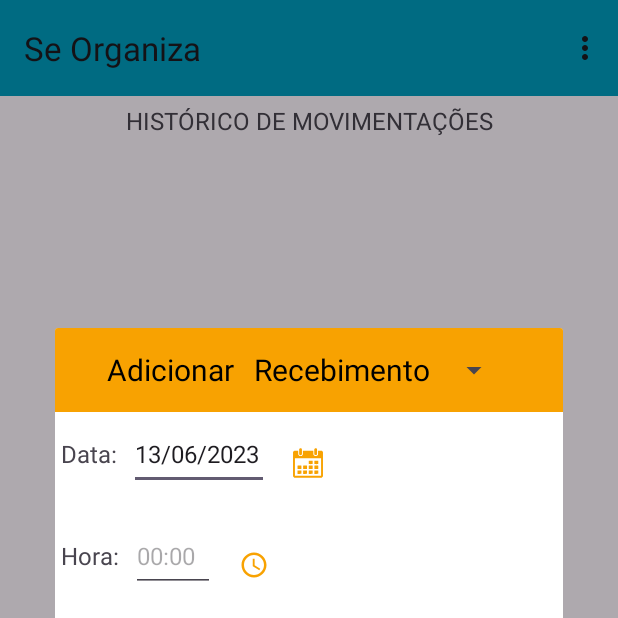
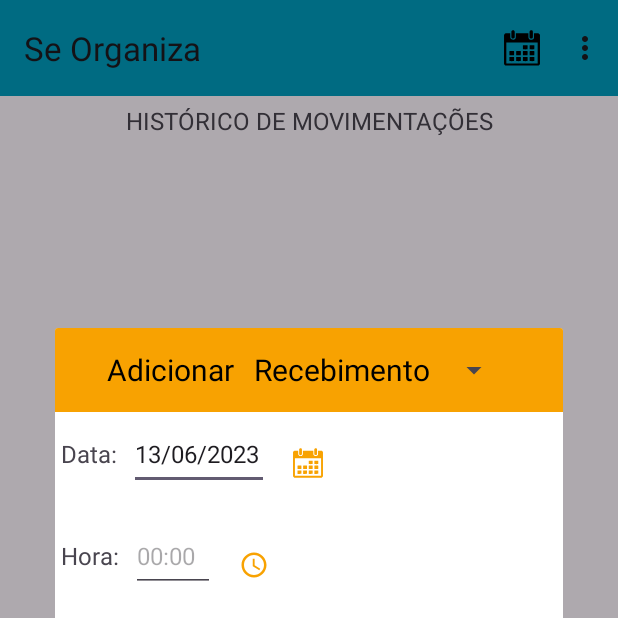
Before and after one commit to Alt3rs/Organizador-de-Financas, an Android app: the fragment MovimentacaoDiariaFragment placed in its activity, after a tap on an icon or button, on a phone screen of 412 x 824 dp, the top half of it. Run offline under Robolectric (Android 15) with nearby library versions, the phone set to English and light mode, and no system bars; our stand-ins replace FlexboxLayout, navigation-ui; 11 statements that could not run were skipped.

Commit message:
Adicionado navegação de dias na tela de movimentacao diaria

```diff
--- /dev/null
+++ b/app/src/main/res/menu/movimentacao_diaria_fragment_menu.xml
@@ -0,0 +1,11 @@
+<menu
+    xmlns:app="http://schemas.android.com/apk/res-auto"
+    xmlns:android="http://schemas.android.com/apk/res/android" >
+    <item
+        android:id="@+id/selecionar_data_item"
+        android:icon="@drawable/vector_calendario"
+        android:orderInCategory="1"
+        android:title="Mudar dia"
+        app:showAsAction="always">
+    </item>
+</menu>
--- a/app/src/main/res/navigation/nav_graph.xml
+++ b/app/src/main/res/navigation/nav_graph.xml
@@ -35,6 +35,11 @@
         <argument
             android:name="username"
             app:argType="string" />
+        <argument
+            android:name="data"
+            app:argType="string"
+            app:nullable="true"
+            android:defaultValue="@null" />
     </fragment>
     <fragment
         android:id="@+id/limitesConfigFragment"
@@ -59,5 +64,10 @@
         <argument
             android:name="username"
             app:argType="string" />
+        <argument
+            android:name="data"
+            app:argType="string"
+            app:nullable="true"
+            android:defaultValue="@null" />
     </fragment>
 </navigation>
```
Also changed, not shown: app/src/main/java/com/organizadororcamentopessoal/adicionar_movimentacao/MovimentacaoDiariaFragment.java (+40 -3 lines).
